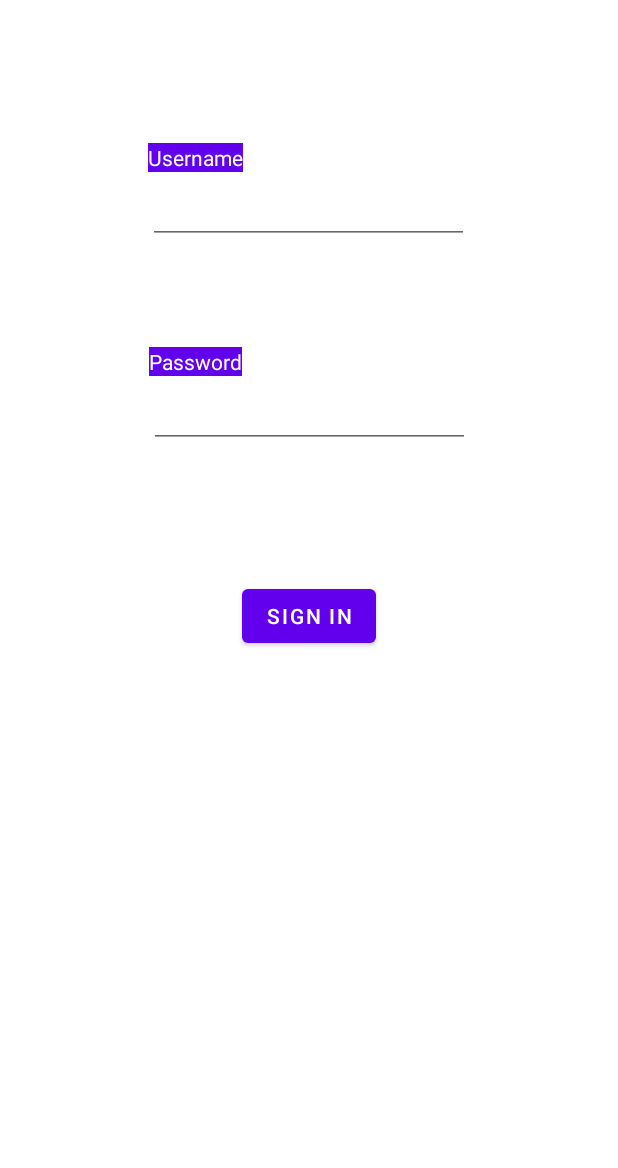
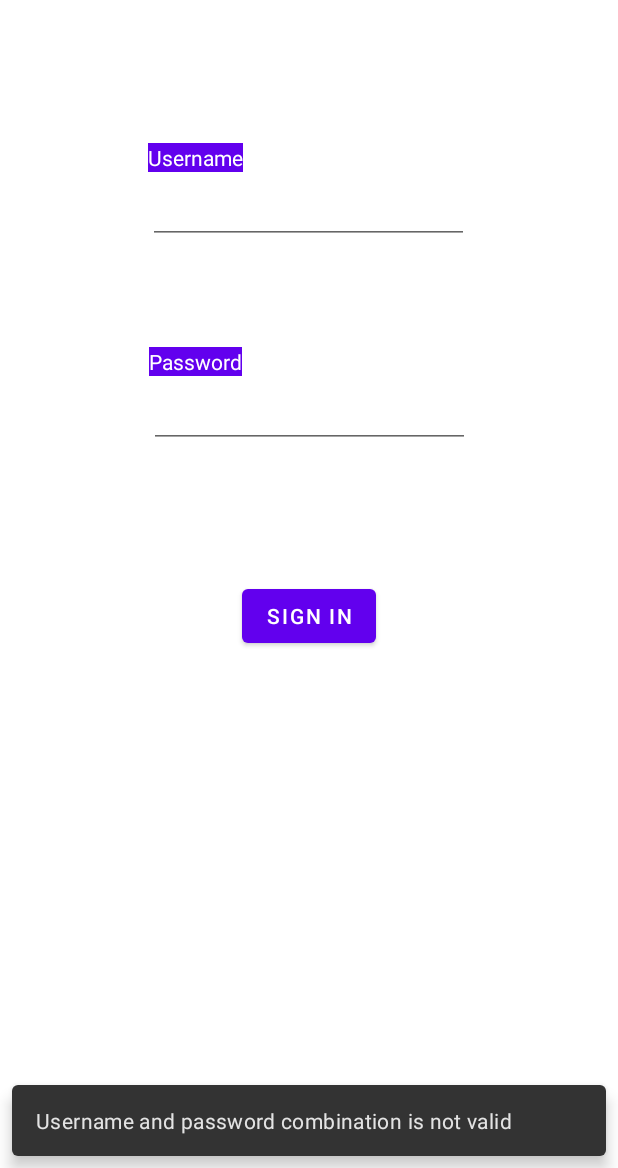
Before and after one commit to SWE-Project-Team-37/TikEdu, an Android app: the SignInFragment screen opened through its navigation route, after a tap on "SIGN IN", on a phone screen of 412 x 824 dp, the part 68-1236 px from its top. Run offline under Robolectric (Android 15) with nearby library versions, the phone set to English and light mode, and no system bars; our stand-ins replace navigation-ui.

Commit message:
made some changes to finally finish sign up

```diff
--- a/app/src/main/java/tikedu/app/tikedu/SignInFragment.java
+++ b/app/src/main/java/tikedu/app/tikedu/SignInFragment.java
@@ -1,14 +1,18 @@
 package tikedu.app.tikedu;
 
 import android.content.Intent;
+import android.content.res.ColorStateList;
 import android.os.Bundle;
 
 import androidx.annotation.NonNull;
 import androidx.fragment.app.Fragment;
 
+import android.util.Pair;
 import android.view.LayoutInflater;
 import android.view.View;
 import android.view.ViewGroup;
+
+import com.google.android.material.snackbar.Snackbar;
 
 import tikedu.app.tikedu.databinding.FragmentSignInBinding;
 
@@ -37,7 +41,40 @@ public class SignInFragment extends Fragment {
             @Override
             public void onClick(View view) {
                 //TODO: Implement actual sign in functionality
+                String _username = binding.editTextSignInUsername.getText().toString();
+                String _password = binding.editTextSignInPassword.getText().toString();
 
+                if(usernameIsValid(_username) && passwordIsValid(_password))
+                {
+                    SignRepository signRepository = TikEduApplication.getInstance().getSignRepository();
+                    signRepository.makeSignInRequest(_username, _password, new SignCallback()
+                    {
+                        @Override
+                        public void onComplete(Pair<Boolean, String> result)
+                        {
+                            /*if (result.first.booleanValue())
+                            {
+                                //TODO: figure how to get usertype (and in general any field) from UserRepository asynchrously when it's not know if its finished getting that operation
+                                if (_usertype == "Student")
+                                {
+                                    Intent intent = new Intent(SignUpFragment.this.getActivity(), StudentHomeActivity.class);
+                                    startActivity(intent);
+                                } else if (_usertype == "Teacher")
+                                {
+                                    Intent intent = new Intent(SignUpFragment.this.getActivity(), TeacherHomeActivity.class);
+                                    startActivity(intent);
+                                }
+                            } else
+                            {
+                                Snackbar.make(getActivity().findViewById(R.id.main_activity_coordinatorLayout), result.second, Snackbar.LENGTH_SHORT).show();
+                            }*/
+                        }
+                    });
+                }
+                else
+                {
+                    Snackbar.make(getActivity().findViewById(R.id.main_activity_coordinatorLayout), "Username and password combination is not valid", Snackbar.LENGTH_SHORT).show();
+                }
             }
         });
     }
--- a/app/src/main/res/layout/fragment_sign_in.xml
+++ b/app/src/main/res/layout/fragment_sign_in.xml
@@ -15,15 +15,15 @@
         android:text="Password"
         android:textAppearance="@style/TextAppearance.AppCompat.Body1"
         android:textColor="@color/white"
-        app:layout_constraintBottom_toTopOf="@+id/editTextSignUpPassword"
-        app:layout_constraintEnd_toEndOf="@+id/editTextSignUpPassword"
+        app:layout_constraintBottom_toTopOf="@+id/editTextSignInPassword"
+        app:layout_constraintEnd_toEndOf="@+id/editTextSignInPassword"
         app:layout_constraintHorizontal_bias="0.0"
-        app:layout_constraintStart_toStartOf="@+id/editTextSignUpPassword"
-        app:layout_constraintTop_toBottomOf="@+id/editTextSignUpUsername"
+        app:layout_constraintStart_toStartOf="@+id/editTextSignInPassword"
+        app:layout_constraintTop_toBottomOf="@+id/editTextSignInUsername"
         app:layout_constraintVertical_bias="1.0" />
 
     <EditText
-        android:id="@+id/editTextSignUpUsername"
+        android:id="@+id/editTextSignInUsername"
         android:layout_width="214dp"
         android:layout_height="wrap_content"
         android:layout_marginTop="160dp"
@@ -36,7 +36,7 @@
         app:layout_constraintTop_toTopOf="parent" />
 
     <EditText
-        android:id="@+id/editTextSignUpPassword"
+        android:id="@+id/editTextSignInPassword"
         android:layout_width="214dp"
         android:layout_height="wrap_content"
         android:ems="10"
@@ -45,7 +45,7 @@
         app:layout_constraintBottom_toTopOf="@+id/signInButton"
         app:layout_constraintEnd_toEndOf="parent"
         app:layout_constraintStart_toStartOf="parent"
-        app:layout_constraintTop_toBottomOf="@+id/editTextSignUpUsername" />
+        app:layout_constraintTop_toBottomOf="@+id/editTextSignInUsername" />
 
     <TextView
         android:id="@+id/textView"
@@ -55,10 +55,10 @@
         android:text="Username"
         android:textAppearance="@style/TextAppearance.AppCompat.Body1"
         android:textColor="@color/white"
-        app:layout_constraintBottom_toTopOf="@+id/editTextSignUpUsername"
-        app:layout_constraintEnd_toEndOf="@+id/editTextSignUpUsername"
+        app:layout_constraintBottom_toTopOf="@+id/editTextSignInUsername"
+        app:layout_constraintEnd_toEndOf="@+id/editTextSignInUsername"
         app:layout_constraintHorizontal_bias="0"
-        app:layout_constraintStart_toStartOf="@+id/editTextSignUpUsername"
+        app:layout_constraintStart_toStartOf="@+id/editTextSignInUsername"
         app:layout_constraintTop_toTopOf="parent"
         app:layout_constraintVertical_bias="1.0" />
 
--- a/app/src/main/res/xml/network_security_config.xml
+++ b/app/src/main/res/xml/network_security_config.xml
@@ -2,6 +2,8 @@
 <network-security-config>
     <domain-config cleartextTrafficPermitted="true">
         <domain includeSubdomains="true">153.33.76.164</domain> <!-- Aditi's Server -->
+        <domain includeSubdomains="true">128.227.147.52</domain> <!-- Collin on UF VPN Server -->
         <domain includeSubdomains="true">192.168.10.162</domain> <!-- Local test Server -->
+        <domain includeSubdomains="true">192.168.0.78</domain> <!-- Local test Server -->
     </domain-config>
 </network-security-config>
```
Also changed, not shown: app/src/main/java/tikedu/app/tikedu/SignRepository.java (+82 -12 lines), app/src/main/java/tikedu/app/tikedu/SignUpFragment.java (+8 -3 lines).
